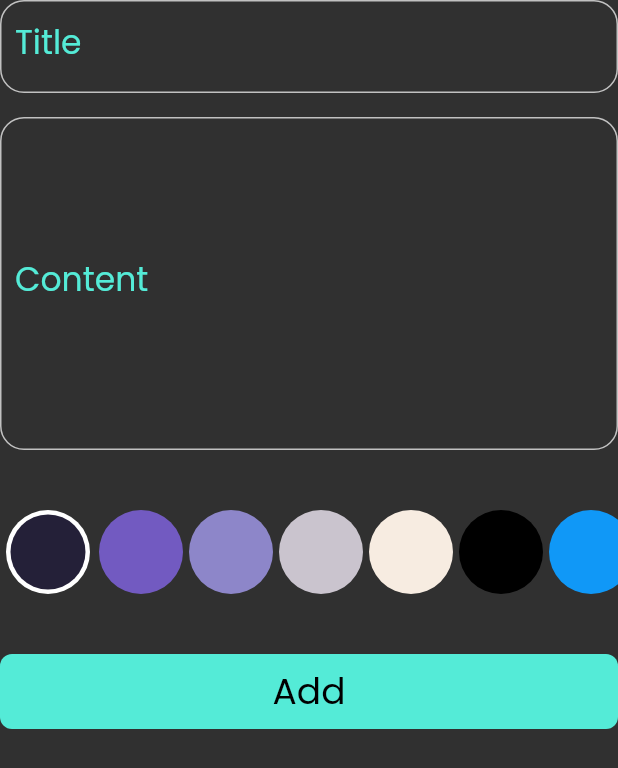
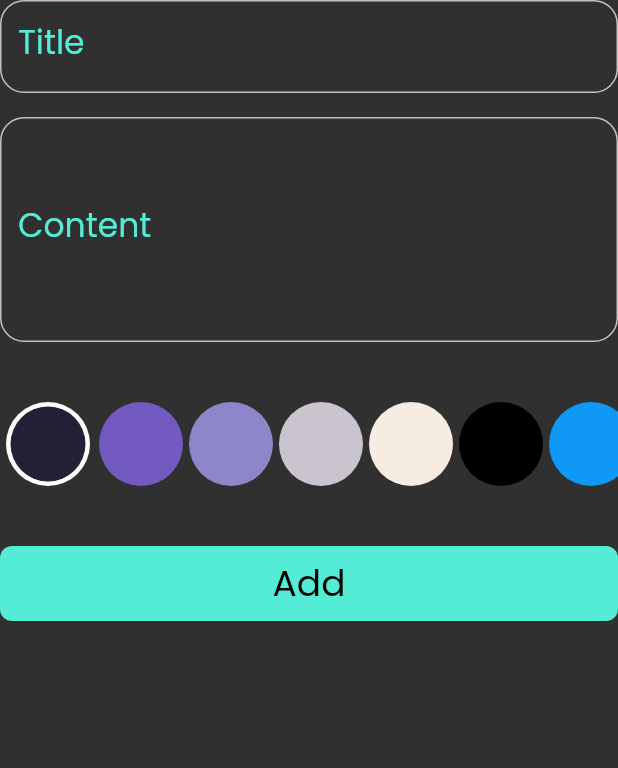
Before and after one commit to devmohamedgamal/Notes_App, a Flutter app: the AddNoteForm widget shown alone on an empty page, opened directly, on a phone screen of 412 x 824 dp. Shown: the top 768 px of the screen. Run offline on Flutter 3.47's test engine with Material 2 defaults, Android fonts, the phone set to English and light mode, and no system bars; our stand-ins replace bloc, flutter_bloc, font_awesome_flutter, hive, hive_flutter; accounts and stored records are empty.

Commit message:
finsh app

```diff
--- a/lib/contants.dart
+++ b/lib/contants.dart
@@ -2,3 +2,16 @@ import 'package:flutter/Material.dart';
 
 const Color kPrimaryColor = Color(0xFF54EBD7);
 const String kNotesBox = 'notes_box';
+
+List<Color> kColors = const [
+    Color(0xFF242038),
+    Color(0xFF725AC1),
+    Color(0xFF8D86C9),
+    Color(0xFFCAC4CE),
+    Color(0xFFF7ECE1),
+    Color(0xFF000000),
+    Color(0xFF1098F7),
+    Color(0xFF5E548E),
+    Color(0xFFDDFCAD),
+    Color(0xFFC8E087),
+  ];
--- a/lib/cubits/add_note_cubit/add_note_cubit.dart
+++ b/lib/cubits/add_note_cubit/add_note_cubit.dart
@@ -1,4 +1,5 @@
 import 'package:bloc/bloc.dart';
+import 'package:flutter/Material.dart';
 import 'package:meta/meta.dart';
 import 'package:note_app/contants.dart';
 import 'package:note_app/models/note_model.dart';
@@ -9,7 +10,10 @@ part 'add_note_state.dart';
 class AddNoteCubit extends Cubit<AddNoteState> {
   AddNoteCubit() : super(AddNoteInitial());
 
+  Color color = kPrimaryColor;
+
   addNote(NoteModel note) async {
+    note.color = color.value;
     emit(AddNoteLoading());
     try {
       var notesBox = Hive.box<NoteModel>(kNotesBox);
--- a/lib/views/widgets/Custom_Text_Field.dart
+++ b/lib/views/widgets/Custom_Text_Field.dart
@@ -6,14 +6,13 @@ class CustomTextFormField extends StatelessWidget {
   const CustomTextFormField({
     super.key,
     required this.text,
-    required this.horizontal,
-    required this.vertical,
     this.onSaved,
     this.onChanged,
     this.editText = "",
+    required this.maxLine,
   });
   final String text;
-  final double horizontal, vertical;
+  final int maxLine;
   final void Function(String?)? onSaved;
   final void Function(String)? onChanged;
   final String editText;
@@ -34,11 +33,8 @@ class CustomTextFormField extends StatelessWidget {
       onChanged: onChanged,
       onSaved: onSaved,
       cursorColor: kPrimaryColor,
+      maxLines: maxLine,
       decoration: InputDecoration(
-        contentPadding: EdgeInsets.symmetric(
-          vertical: vertical,
-          horizontal: horizontal,
-        ),
         border: OutlineInputBorder(
           borderRadius: BorderRadius.circular(16),
           borderSide: BorderSide(
--- a/lib/views/widgets/add_note_form.dart
+++ b/lib/views/widgets/add_note_form.dart
@@ -31,9 +31,8 @@ class _AddNoteFormState extends State<AddNoteForm> {
       child: Column(
         children: [
           CustomTextFormField(
+            maxLine: 1,
             text: 'Title',
-            horizontal: 10,
-            vertical: 20,
             onSaved: (value) {
               title = value;
             },
@@ -43,8 +42,7 @@ class _AddNoteFormState extends State<AddNoteForm> {
           ),
           CustomTextFormField(
             text: 'Content',
-            horizontal: 10,
-            vertical: 100,
+            maxLine: 5,
             onSaved: (value) {
               content = value;
             },
```
Also changed, not shown: lib/views/edit_note_view.dart (+9 -6 lines), lib/views/widgets/color_list_view.dart (+50 -14 lines), pubspec.yaml (+8 -0 lines), assets/images/notes.png (added), assets/images/playstore.png (added), pubspec.lock, 40 other files.
